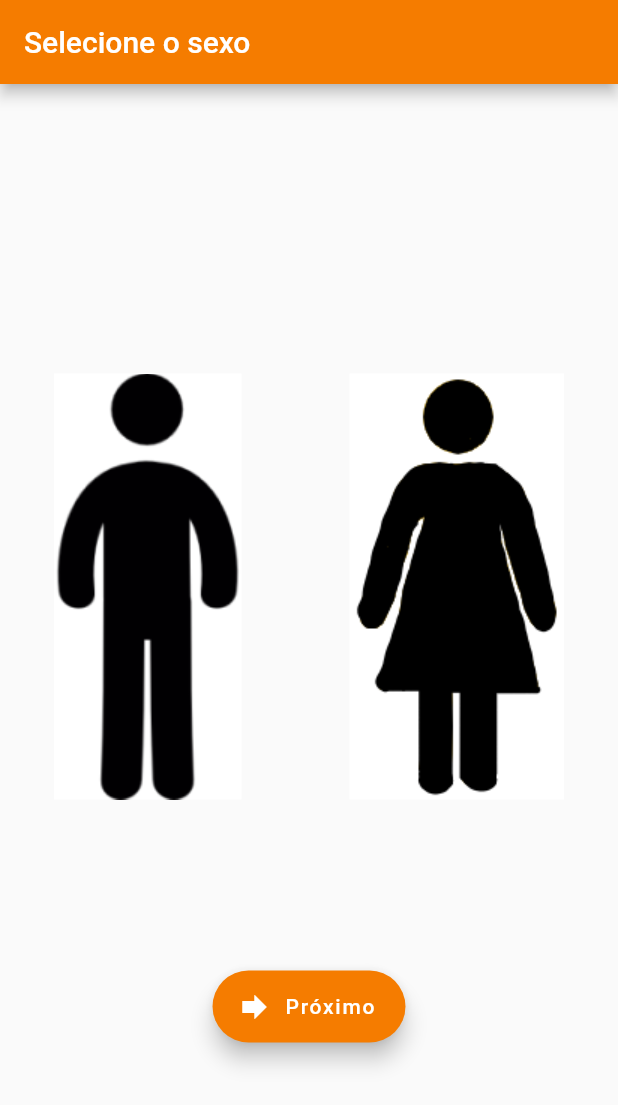
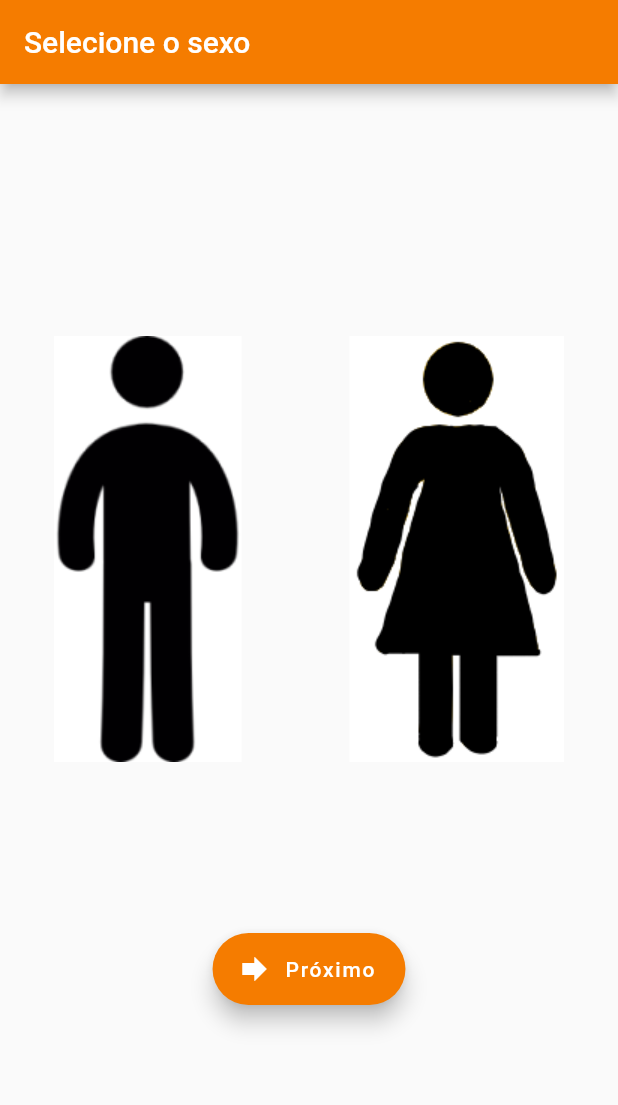
Before and after one commit to gessikaguimaraes/imc, a Flutter app: the screen it shows after launch, on a phone screen of 412 x 824 dp. Shown: the top 1105 px of the screen. Run offline on Flutter 3.47's test engine with Material 2 defaults, Android fonts, the phone set to English and light mode, and no system bars; our stand-ins replace flutter_masked_text, shared_preferences; missing offline and left inert: firebase_admob; accounts and stored records are empty.

Commit message:
Ajuste padding

```diff
--- a/lib/ui/android/pages/home_page.dart
+++ b/lib/ui/android/pages/home_page.dart
@@ -40,7 +40,9 @@ class _HomePageState extends State<HomePage> {
 
   @override
   Widget build(BuildContext context) {
-    return Scaffold(
+    return Padding(
+      padding: EdgeInsets.only(bottom: 50),
+      child: Scaffold(
         key: _scaffoldKey,
         appBar: AppBar(
           title: Text("Calculadora IMC"),
@@ -195,6 +197,7 @@ class _HomePageState extends State<HomePage> {
             ),
           ),
         ),
+      ),
     );
   }
 }
--- a/lib/ui/android/pages/sexo_page.dart
+++ b/lib/ui/android/pages/sexo_page.dart
@@ -1,4 +1,5 @@
 import 'package:flutter/material.dart';
+import 'package:flutter/services.dart';
 import 'package:imc/ui/android/pages/home_page.dart';
 
 class SexoPage extends StatefulWidget {
@@ -16,7 +17,13 @@ class _SexoPageState extends State<SexoPage> {
   Widget build(BuildContext context) {
     final size = MediaQuery.of(context).size;
 
-    return Scaffold(
+    return WillPopScope(
+      onWillPop: () {
+        SystemNavigator.pop();
+      },
+      child: Padding(
+        padding: EdgeInsets.only(bottom: 50),
+        child: Scaffold(
           key: _scaffoldKey,
           appBar: AppBar(
             title: Text("Selecione o sexo"),
@@ -43,8 +50,9 @@ class _SexoPageState extends State<SexoPage> {
                         },
                         child: Center(
                           child: AnimatedContainer(
-                        color:
-                            selectedHomem ? Colors.orange[700] : Colors.white,
+                            color: selectedHomem
+                                ? Colors.orange[700]
+                                : Colors.white,
                             duration: Duration(seconds: 2),
                             curve: Curves.fastOutSlowIn,
                             child: Image.asset(
@@ -69,8 +77,9 @@ class _SexoPageState extends State<SexoPage> {
                         },
                         child: Center(
                           child: AnimatedContainer(
-                        color:
-                            selectedMulher ? Colors.orange[700] : Colors.white,
+                            color: selectedMulher
+                                ? Colors.orange[700]
+                                : Colors.white,
                             duration: Duration(seconds: 2),
                             curve: Curves.fastOutSlowIn,
                             child: Image.asset(
@@ -114,6 +123,8 @@ class _SexoPageState extends State<SexoPage> {
               ],
             ),
           ),
+        ),
+      ),
     );
   }
 }
```
Also changed, not shown: lib/ui/android/pages/resultado_page.dart (+6 -1 lines). Lines whose indentation alone changed are shown as unchanged.
